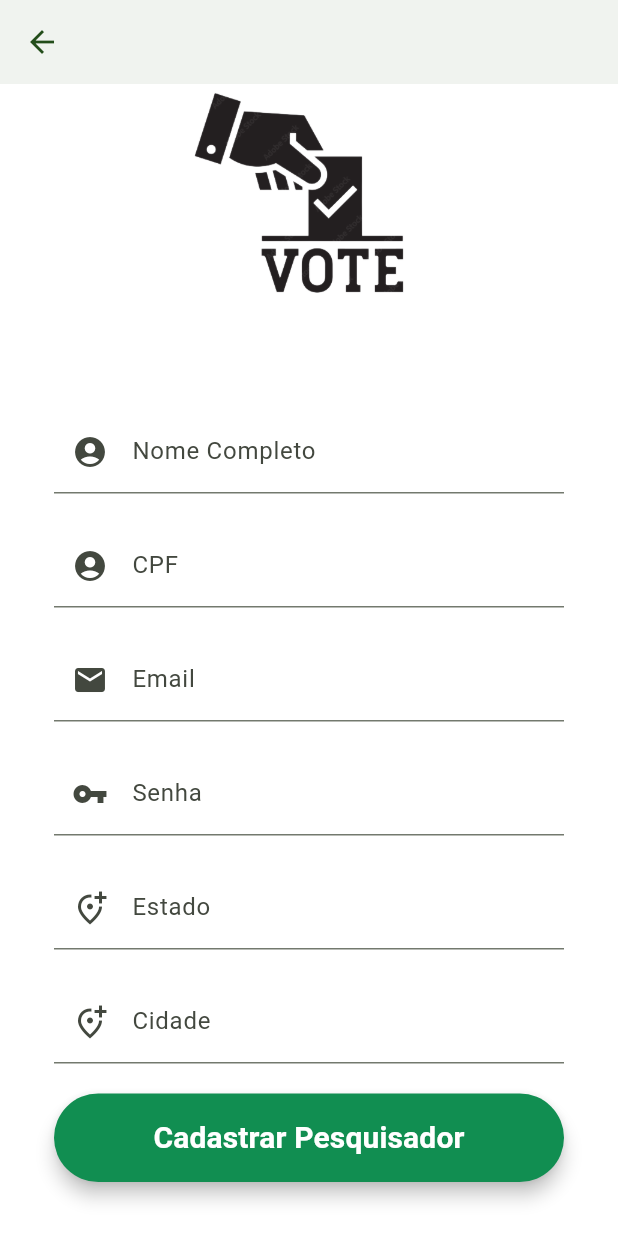
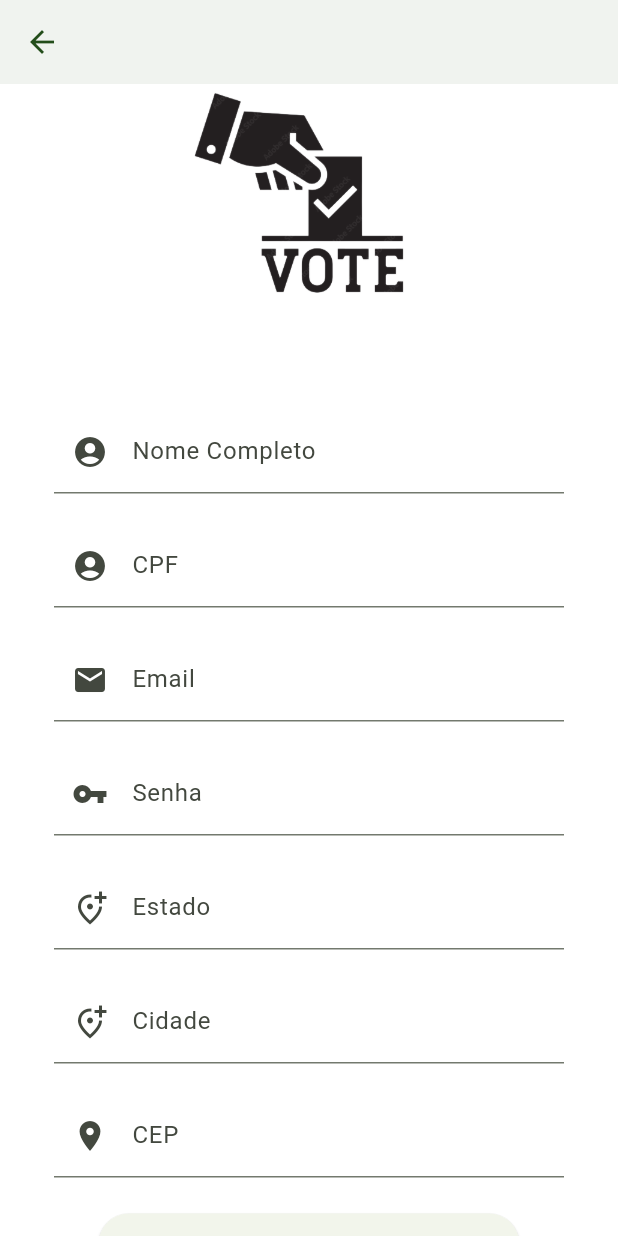
Before and after one commit to pedrovictormotasilva/votacaoapli, a Flutter app: the RegistrationScreen screen opened directly, scrolled down 64 dp, on a phone screen of 412 x 824 dp. Run offline on Flutter 3.47's test engine with Material 2 defaults, Android fonts, the light colour scheme and no system bars.

Commit message:
app beta

```diff
--- a/lib/main.dart
+++ b/lib/main.dart
@@ -1,5 +1,5 @@
 import 'package:flutter/material.dart';
-import 'package:votacao/pages/adm/cadastro_cadidato_screen.dart';
+import 'package:votacao/pages/login_screen.dart';
 import 'package:votacao/pages/welcome_screen.dart';
 
 void main() {
@@ -18,7 +18,7 @@ class MyApp extends StatelessWidget {
         colorScheme: ColorScheme.fromSeed(seedColor: Color.fromARGB(255, 35, 77, 26)),
         useMaterial3: true,
       ),
-      home: HomeScreen(), // Replace 'SEU_TOKEN_AQUI' with your actual token
+      home: LoginScreen(),
     );
   }
 }
--- a/lib/pages/adm/registration_screen.dart
+++ b/lib/pages/adm/cadastro_pesquisador_screen.dart
@@ -1,7 +1,7 @@
 import 'package:flutter/material.dart';
 import 'package:http/http.dart' as http;
+import 'dart:convert';
 import 'package:votacao/pages/login_screen.dart';
-import 'dart:convert';
 
 class RegistrationScreen extends StatefulWidget {
   const RegistrationScreen({Key? key}) : super(key: key);
@@ -18,6 +18,9 @@ class _RegistrationScreenState extends State<RegistrationScreen> {
   final cpfEditingController = TextEditingController();
   final estadoEditingController = TextEditingController();
   final cidadeEditingController = TextEditingController();
+  final cepEditingController = TextEditingController();
+
+  bool isLoading = false;
 
   void showSuccessSnackbar() {
     ScaffoldMessenger.of(context).showSnackBar(SnackBar(
@@ -35,8 +38,14 @@ class _RegistrationScreenState extends State<RegistrationScreen> {
 
   Future<void> sendRegistrationData() async {
     if (_formKey.currentState!.validate()) {
-      final url = Uri.parse('http://10.0.0.10:3000/cadastro');
+      final url =
+          Uri.parse('https://api-sistema-de-votacao.vercel.app/cadastro');
 
+      setState(() {
+        isLoading = true;
+      });
+
+      try {
         final response = await http.post(
           url,
           headers: {
@@ -64,6 +73,30 @@ class _RegistrationScreenState extends State<RegistrationScreen> {
           showErrorSnackbar(
               "Erro no cadastro: ${errorData['default']['error']['msg']}");
         }
+      } catch (e) {
+        showErrorSnackbar("Erro inesperado durante o cadastro.");
+      } finally {
+        setState(() {
+          isLoading = false;
+        });
+      }
+    }
+  }
+
+  Future<void> fetchCepData() async {
+    final cep = cepEditingController.text;
+    final url = Uri.parse('https://viacep.com.br/ws/$cep/json/');
+
+    final response = await http.get(url);
+
+    if (response.statusCode == 200) {
+      final Map<String, dynamic> cepData = json.decode(response.body);
+      setState(() {
+        estadoEditingController.text = cepData['uf'];
+        cidadeEditingController.text = cepData['localidade'];
+      });
+    } else {
+      showErrorSnackbar("CEP não encontrado");
     }
   }
 
@@ -201,26 +234,39 @@ class _RegistrationScreenState extends State<RegistrationScreen> {
                           },
                         ),
                         SizedBox(height: 20),
-                        Material(
-                          elevation: 5,
-                          borderRadius: BorderRadius.circular(30),
-                          color: Color(0xFF118E51),
-                          child: MaterialButton(
-                            padding: EdgeInsets.fromLTRB(20, 15, 20, 15),
-                            minWidth: MediaQuery.of(context).size.width,
+                        TextFormField(
+                          controller: cepEditingController,
+                          keyboardType: TextInputType.number,
+                          decoration: InputDecoration(
+                            labelText: 'CEP',
+                            prefixIcon: Icon(Icons.location_on),
+                          ),
+                          validator: (value) {
+                            if (value == null || value.isEmpty) {
+                              return 'Campo obrigatório';
+                            } else if (value.length != 8) {
+                              return 'CEP deve conter 8 dígitos';
+                            }
+                            return null;
+                          },
+                        ),
+                        SizedBox(height: 20),
+                        ElevatedButton(
+                          onPressed: () {
+                            fetchCepData();
+                          },
+                          child: Text(
+                            "Preencher Estado e Cidade pelo CEP",
+                          ),
+                        ),
+                        SizedBox(height: 20),
+                        ElevatedButton(
                           onPressed: () {
                             sendRegistrationData();
                           },
-                            child: Text(
-                              "Cadastrar Pesquisador",
-                              textAlign: TextAlign.center,
-                              style: TextStyle(
-                                fontSize: 20,
-                                color: Colors.white,
-                                fontWeight: FontWeight.bold,
-                              ),
-                            ),
-                          ),
+                          child: isLoading
+                              ? CircularProgressIndicator()
+                              : Text("Cadastrar Pesquisador"),
                         ),
                       ],
                     ),
--- a/lib/pages/home_screen.dart
+++ b/lib/pages/home_screen.dart
@@ -1,5 +1,5 @@
 import 'package:flutter/material.dart';
-import 'package:votacao/pages/adm/registration_screen.dart';
+import 'package:votacao/pages/adm/cadastro_pesquisador_screen.dart';
 import 'package:votacao/pages/adm/results_screen.dart';
 import 'package:votacao/pages/adm/cadastro_cadidato_screen.dart';
 import 'package:votacao/pages/adm/dashboard_screen.dart';
@@ -124,6 +124,7 @@ class PaginaPrincipal extends StatelessWidget {
                             accessToken: accessToken,
                             cidade: cidade,
                             estado: estado,
+                            roleID: roleID,
                           ),
                         ),
                       );
```
Also changed, not shown: lib/pages/adm/cadastro_cadidato_screen.dart (+15 -6 lines), lib/pages/adm/dashboard_screen.dart (+16 -12 lines), lib/pages/adm/results_screen.dart (+12 -19 lines), lib/pages/candidato/listaDeCandidatos_screen.dart (+16 -10 lines), lib/pages/login_screen.dart (+25 -9 lines), lib/pages/welcome_screen.dart (+3 -9 lines). Lines whose indentation alone changed are shown as unchanged.
